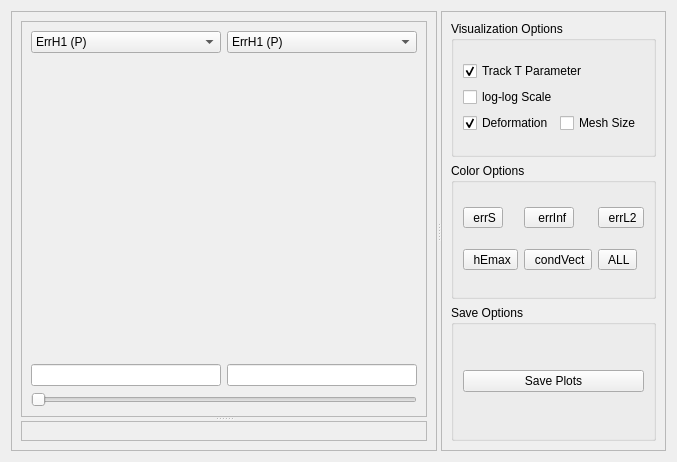
First picture: the form in src/solverresultswidget.ui, repository DanielaCabiddu/PEMesh.2, before the edit.
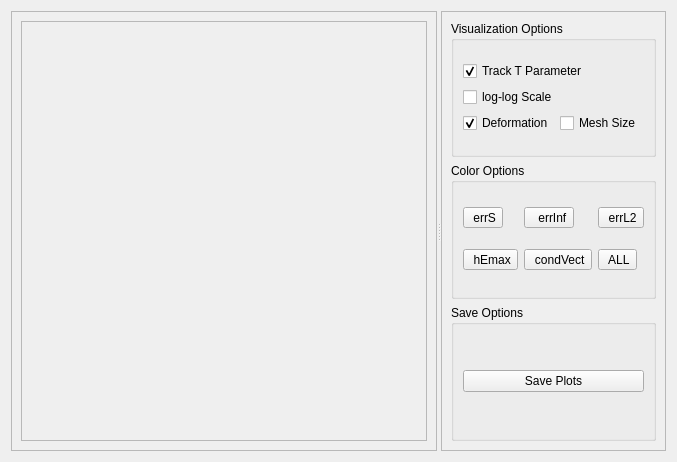
Second picture: the form after the edit. Icons and pictures are not drawn. Custom widgets are drawn as their Qt base class.

Commit message: updare result visualization - new tab

Patch:
```diff
--- a/src/solverresultswidget.ui
+++ b/src/solverresultswidget.ui
@@ -38,122 +38,6 @@
          <property name="orientation">
           <enum>Qt::Orientation::Vertical</enum>
          </property>
-         <widget class="QFrame" name="graphic_frame">
-          <property name="sizePolicy">
-           <sizepolicy hsizetype="Preferred" vsizetype="MinimumExpanding">
-            <horstretch>0</horstretch>
-            <verstretch>2</verstretch>
-           </sizepolicy>
-          </property>
-          <property name="minimumSize">
-           <size>
-            <width>0</width>
-            <height>300</height>
-           </size>
-          </property>
-          <property name="frameShape">
-           <enum>QFrame::Shape::StyledPanel</enum>
-          </property>
-          <property name="frameShadow">
-           <enum>QFrame::Shadow::Raised</enum>
-          </property>
-          <layout class="QGridLayout" name="gridLayout_2">
-           <item row="1" column="1">
-            <widget class="cinolib::GLcanvasOld" name="canvas2" native="true"/>
-           </item>
-           <item row="1" column="0">
-            <widget class="cinolib::GLcanvasOld" name="canvas1" native="true"/>
-           </item>
-           <item row="0" column="0">
-            <widget class="QComboBox" name="canvas1_cb">
-             <property name="currentIndex">
-              <number>2</number>
-             </property>
-             <item>
-              <property name="text">
-               <string>Solver Output (V)</string>
-              </property>
-             </item>
-             <item>
-              <property name="text">
-               <string>GroundTruth (V)</string>
-              </property>
-             </item>
-             <item>
-              <property name="text">
-               <string>ErrH1 (P)</string>
-              </property>
-             </item>
-             <item>
-              <property name="text">
-               <string>ErrL2 (P)</string>
-              </property>
-             </item>
-             <item>
-              <property name="text">
-               <string>Cond (P)</string>
-              </property>
-             </item>
-            </widget>
-           </item>
-           <item row="0" column="1">
-            <widget class="QComboBox" name="canvas2_cb">
-             <property name="currentText">
-              <string>ErrH1 (P)</string>
-             </property>
-             <property name="currentIndex">
-              <number>2</number>
-             </property>
-             <item>
-              <property name="text">
-               <string>Solver Output (V)</string>
-              </property>
-             </item>
-             <item>
-              <property name="text">
-               <string>GroundTruth (V)</string>
-              </property>
-             </item>
-             <item>
-              <property name="text">
-               <string>ErrH1 (P)</string>
-              </property>
-             </item>
-             <item>
-              <property name="text">
-               <string>ErrL2 (P)</string>
-              </property>
-             </item>
-             <item>
-              <property name="text">
-               <string>Cond (P)</string>
-              </property>
-             </item>
-            </widget>
-           </item>
-           <item row="3" column="0" colspan="2">
-            <widget class="QSlider" name="t_slider">
-             <property name="orientation">
-              <enum>Qt::Orientation::Horizontal</enum>
-             </property>
-            </widget>
-           </item>
-           <item row="2" column="0">
-            <widget class="QLineEdit" name="colorbar1">
-             <property name="readOnly">
-              <bool>true</bool>
-             </property>
-            </widget>
-           </item>
-           <item row="2" column="1">
-            <widget class="QLineEdit" name="colorbar2">
-             <property name="readOnly">
-              <bool>true</bool>
-             </property>
-            </widget>
-           </item>
-          </layout>
-         </widget>
          <widget class="QFrame" name="plot_frame">
           <property name="frameShape">
            <enum>QFrame::Shape::StyledPanel</enum>
@@ -352,14 +236,6 @@
    </item>
   </layout>
  </widget>
- <customwidgets>
-  <customwidget>
-   <class>cinolib::GLcanvasOld</class>
-   <extends>QWidget</extends>
-   <header location="global">gui-opengl/glcanvas_old.h</header>
-   <container>1</container>
-  </customwidget>
- </customwidgets>
  <resources>
   <include location="images.qrc"/>
  </resources>
```
The commit also changes 7 other files.
